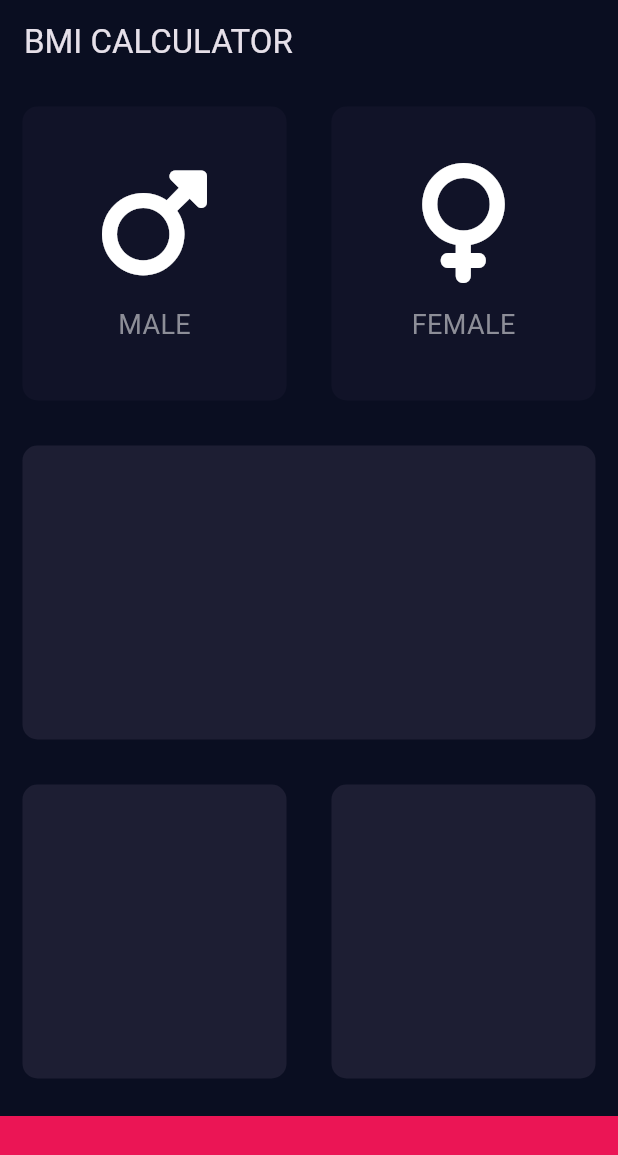
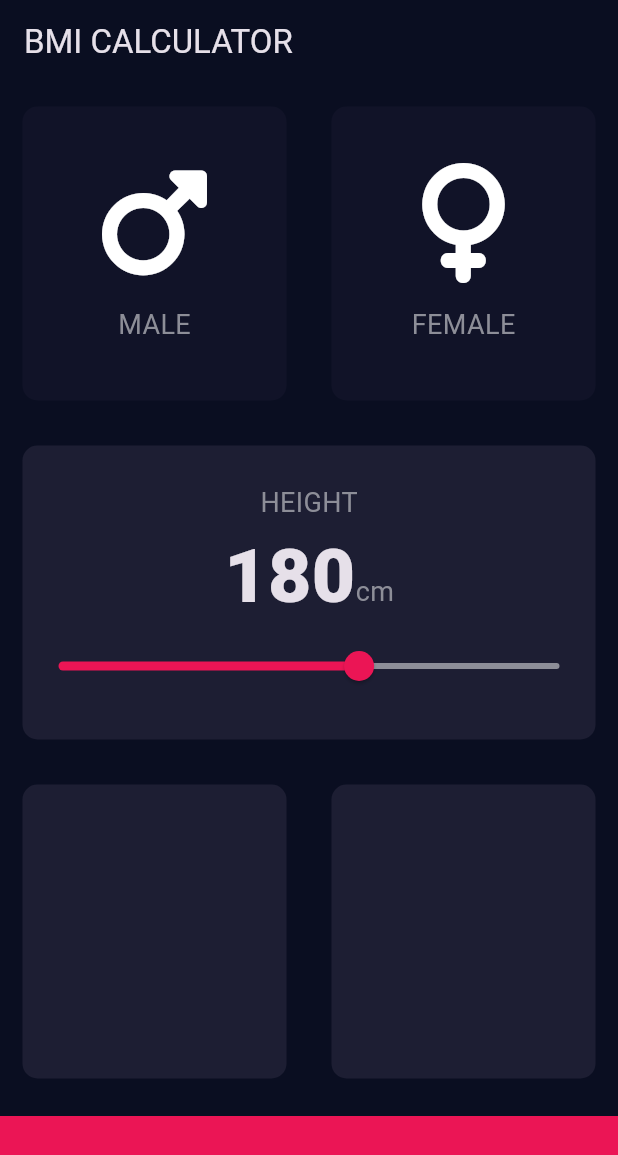
Before and after one commit to WinHtunOo29/BMI-Calculator, a Flutter app: the screen it shows after launch, on a phone screen of 412 x 824 dp. Shown: the top 1155 px of the screen. Run offline on Flutter 3.47's test engine with Material 3 defaults, Android fonts, the phone set to English and light mode, and no system bars; our stand-ins replace font_awesome_flutter.

Commit message:
add slider for height

```diff
--- /dev/null
+++ b/bmi_calculator/lib/helpers/constants.dart
@@ -0,0 +1,13 @@
+import 'package:flutter/material.dart';
+
+const kBottomContainerHeight = 80.0;
+
+const kLabelTextStyle = TextStyle(
+  fontSize: 18.0,
+  color: Color(0xFF8D8E98),
+);
+
+const kHeightNumberStyle = TextStyle(
+  fontSize: 50.0,
+  fontWeight: FontWeight.w900,
+);
--- a/bmi_calculator/lib/reusable_widgets/icon_content.dart
+++ b/bmi_calculator/lib/reusable_widgets/icon_content.dart
@@ -1,10 +1,5 @@
-import 'package:bmi_calculator/views/input_page.dart';
 import 'package:flutter/material.dart';
-
-var labelTextStyle = TextStyle(
-  fontSize: 18.0,
-  color: appColors.textColor(),
-);
+import '../helpers/constants.dart';
 
 class IconContent extends StatelessWidget {
   final IconData? icon;
@@ -28,7 +23,7 @@ class IconContent extends StatelessWidget {
         ),
         Text(
           label ?? "",
-          style: labelTextStyle,
+          style: kLabelTextStyle
         )
       ],
     );
--- a/bmi_calculator/lib/reusable_widgets/resuable_card.dart
+++ b/bmi_calculator/lib/reusable_widgets/resuable_card.dart
@@ -3,18 +3,22 @@ import 'package:flutter/material.dart';
 class ResuableCard extends StatelessWidget {
   final Color? colour;
   final Widget? cardChild;
+  final VoidCallback? onTapped;
 
-  const ResuableCard({super.key, this.colour, this.cardChild});
+  const ResuableCard({super.key, this.colour, this.cardChild, this.onTapped});
 
   @override
   Widget build(BuildContext context) {
-    return Container(
-      margin: const EdgeInsets.all(15.0),
-      decoration: BoxDecoration(
-        color: colour,
-        borderRadius: BorderRadius.circular(10.0),
+    return GestureDetector(
+      onTap: onTapped,
+      child: Container(
+        margin: const EdgeInsets.all(15.0),
+        decoration: BoxDecoration(
+          color: colour,
+          borderRadius: BorderRadius.circular(10.0),
+        ),
+        child: cardChild,
       ),
-      child: cardChild,
     );
   }
 }
--- a/bmi_calculator/lib/views/input_page.dart
+++ b/bmi_calculator/lib/views/input_page.dart
@@ -4,8 +4,8 @@ import 'package:flutter/material.dart';
 import 'package:font_awesome_flutter/font_awesome_flutter.dart';
 import '../reusable_widgets/resuable_card.dart';
 import '../enums/gender_types.dart';
+import '../helpers/constants.dart';
 
-const bottomContainerHeight = 80.0;
 AppColors appColors = AppColors();
 
 class InputPage extends StatefulWidget {
@@ -17,6 +17,7 @@ class InputPage extends StatefulWidget {
 
 class _InputPageState extends State<InputPage> {
   Gender? selectedGender;
+  int height = 180;
 
   @override
   Widget build(BuildContext context) {
@@ -25,39 +26,36 @@ class _InputPageState extends State<InputPage> {
         title: const Text('BMI CALCULATOR'),
       ),
       body: Column(
+        crossAxisAlignment: CrossAxisAlignment.stretch,
         children: [
           Expanded(
             child: Row(
               children: [
                 Expanded(
-                  child: GestureDetector(
-                    onTap: () {
+                  child: ResuableCard(
+                    onTapped: () {
                       setState(() {
                         selectedGender = Gender.male;
                       });
                     },
-                    child: ResuableCard(
                     colour: selectedGender == Gender.male ? appColors.activeCardBgColor() : appColors.inactiveCardBgColor(),
                     cardChild: const IconContent(
                       icon: FontAwesomeIcons.mars,
                       label: 'MALE',
                     ),
-                    ),
                   )
                 ),
                 Expanded(
-                  child: GestureDetector(
-                    onTap: () {
+                  child: ResuableCard(
+                    onTapped: () {
                       setState(() {
                         selectedGender = Gender.female;
                       });
                     },
-                    child: ResuableCard(
                     colour: selectedGender == Gender.female ? appColors.activeCardBgColor() : appColors.inactiveCardBgColor(),
                     cardChild: const IconContent(
                       icon: FontAwesomeIcons.venus,
                       label: 'FEMALE',
-                      ),
                     ),
                   )
                 ),
@@ -67,6 +65,42 @@ class _InputPageState extends State<InputPage> {
           Expanded(
             child: ResuableCard(
               colour: appColors.activeCardBgColor(),
+              cardChild: Column(
+                mainAxisAlignment: MainAxisAlignment.center,
+                children: [
+                  const Text(
+                    'HEIGHT',
+                    style: kLabelTextStyle
+                  ),
+                  Row(
+                    mainAxisAlignment: MainAxisAlignment.center,
+                    crossAxisAlignment: CrossAxisAlignment.baseline,
+                    textBaseline: TextBaseline.alphabetic,
+                    children: [
+                      Text(
+                        height.toString(),
+                        style: kHeightNumberStyle,
+                      ),
+                      const Text(
+                        'cm',
+                        style: kLabelTextStyle,
+                      )
+                    ],
+                  ),
+                  Slider(
+                    value: height.toDouble(),
+                    min: 120,
+                    max: 220,
+                    activeColor: const Color(0xFFEB1555),
+                    inactiveColor: const Color(0xFF8D8E98),
+                    onChanged: (double newValue) {
+                      setState(() {
+                        height = newValue.round();
+                      });
+                    }
+                  )
+                ],
+              ),
             )
           ),
           Expanded(
@@ -89,7 +123,7 @@ class _InputPageState extends State<InputPage> {
             color: appColors.bottomContainerBgColor(),
             margin: const EdgeInsets.only(top: 10.0),
             width: double.infinity,
-            height: bottomContainerHeight,
+            height: kBottomContainerHeight,
           )
         ],
       )
```
Lines whose indentation alone changed are shown as unchanged.
